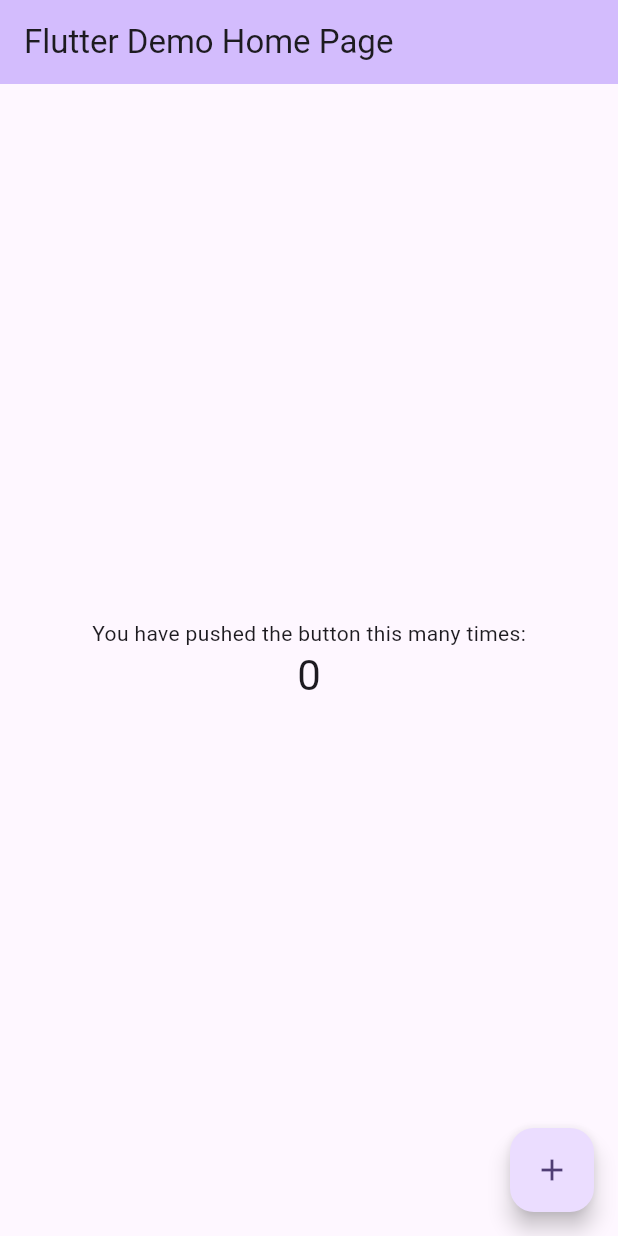
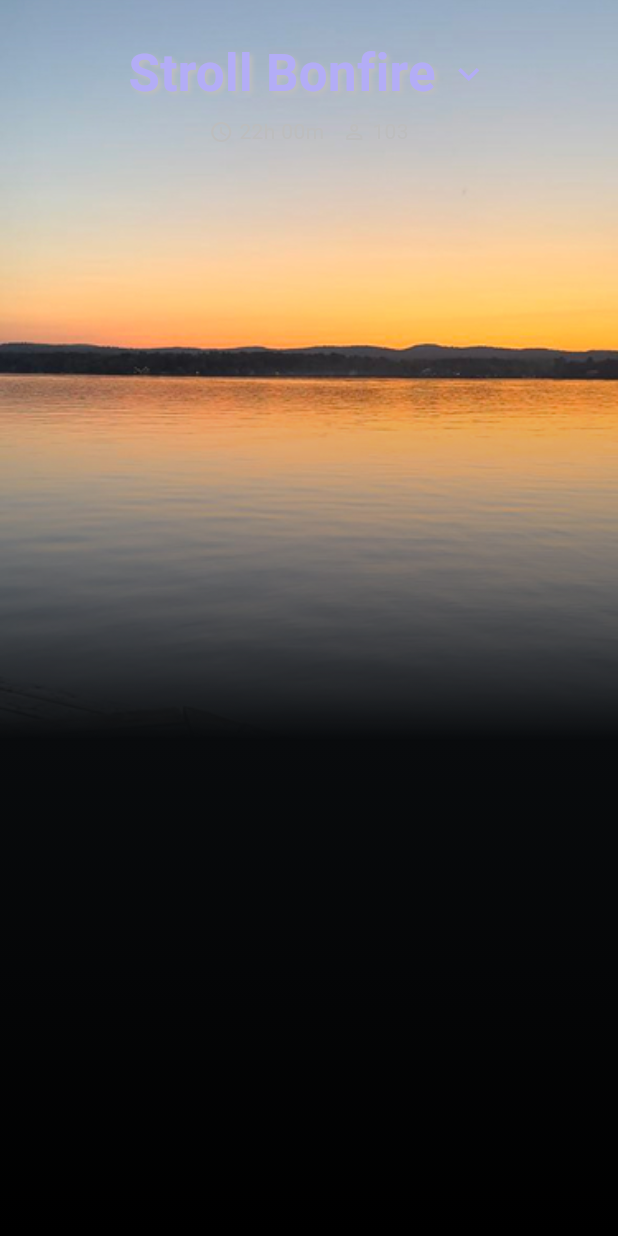
Before and after one commit to divinechy/Flutter-Stroll-App, a Flutter app: the screen it shows after launch, on a phone screen of 412 x 824 dp. Run offline on Flutter 3.47's test engine with Material 3 defaults, Android fonts, the phone set to English and light mode, and no system bars; our stand-ins replace get.

Commit message:
Initiate GetX

```diff
--- /dev/null
+++ b/lib/app/modules/landing/landing_binding.dart
@@ -0,0 +1,9 @@
+import 'package:get/get.dart';
+import 'landing_controller.dart';
+
+class LandingBinding extends Bindings {
+  @override
+  void dependencies() {
+    Get.lazyPut<LandingController>(() => LandingController());
+  }
+}
--- /dev/null
+++ b/lib/app/modules/landing/landing_controller.dart
@@ -0,0 +1,9 @@
+import 'package:get/get.dart';
+
+class LandingController extends GetxController {
+  var selectedOption = ''.obs;
+
+  void selectOption(String option) {
+    selectedOption.value = option;
+  }
+}
--- /dev/null
+++ b/lib/app/modules/landing/landing_view.dart
@@ -0,0 +1,66 @@
+// ignore_for_file: deprecated_member_use
+
+import 'package:flutter/material.dart';
+import 'package:get/get.dart';
+import 'package:stroll_app/app/theme/images.dart';
+import 'package:stroll_app/app/widgets/header.dart';
+import 'landing_controller.dart';
+
+class LandingView extends GetView<LandingController> {
+  const LandingView({super.key});
+
+  @override
+  Widget build(BuildContext context) {
+    final media = MediaQuery.of(context).size;
+
+    return Scaffold(
+      backgroundColor: Colors.black,
+      body: Container(
+        width: double.infinity,
+        height: double.infinity,
+        decoration: const BoxDecoration(
+          gradient: LinearGradient(
+            begin: Alignment.topCenter,
+            end: Alignment.bottomCenter,
+            colors: [Colors.white, Color(0xFF090B0D), Color(0xFF000000)],
+            stops: [0.0, 0.6, 1.0],
+          ),
+        ),
+        child: Stack(
+          children: [
+            Positioned(
+              top: 0,
+              left: 0,
+              right: 0,
+              height: media.height * 0.60,
+              child: ShaderMask(
+                shaderCallback: (Rect bounds) {
+                  return const LinearGradient(
+                    begin: Alignment.topCenter,
+                    end: Alignment.bottomCenter,
+                    colors: [Colors.black, Colors.transparent],
+                    stops: [0.5, 1.0], // Start fading from halfway
+                  ).createShader(bounds);
+                },
+                blendMode: BlendMode.dstIn, // Keeps image, applies transparency
+                child: Image.asset(background, fit: BoxFit.cover),
+              ),
+            ),
+
+            SafeArea(
+              child: Column(
+                children: [
+                  //StatusBarWidget(),
+                  SizedBox(height: media.height * 0.03),
+                  Header(),
+                  Spacer(),
+                  //ContentSectionWidget(controller: controller),
+                ],
+              ),
+            ),
+          ],
+        ),
+      ),
+    );
+  }
+}
--- /dev/null
+++ b/lib/app/routes/pages.dart
@@ -0,0 +1,19 @@
+import 'package:get/get.dart';
+import 'package:stroll_app/app/modules/landing/landing_binding.dart';
+import 'package:stroll_app/app/modules/landing/landing_view.dart';
+
+part 'routes.dart';
+
+class Pages {
+  Pages._();
+
+  static const initial = Routes.landing;
+
+  static final routes = [
+    GetPage(
+      name: Routes.landing,
+      page: () => LandingView(),
+      binding: LandingBinding(),
+    ),
+  ];
+}
--- /dev/null
+++ b/lib/app/routes/routes.dart
@@ -0,0 +1,6 @@
+part of 'pages.dart';
+
+abstract class Routes {
+  Routes._();
+  static const landing = '/landing';
+}
--- /dev/null
+++ b/lib/app/theme/images.dart
@@ -0,0 +1,4 @@
+// ignore_for_file: constant_identifier_names
+
+const String path = 'lib/app/assets/images/';
+const String background = '${path}background.jpg';
--- /dev/null
+++ b/lib/app/theme/svgs.dart
@@ -0,0 +1,7 @@
+// ignore_for_file: constant_identifier_names
+
+const String path = 'lib/app/assets/icons/';
+const String chat_svg = '${path}chat.svg';
+const String fire_svg = '${path}fire.svg';
+const String cards_svg = '${path}cards.svg';
+const String user_svg = '${path}user.svg';
--- /dev/null
+++ b/lib/app/widgets/header.dart
@@ -0,0 +1,65 @@
+// ignore_for_file: deprecated_member_use
+
+import 'package:flutter/material.dart';
+
+class Header extends StatelessWidget {
+  const Header({super.key});
+
+  @override
+  Widget build(BuildContext context) {
+    return Column(
+      crossAxisAlignment: CrossAxisAlignment.center,
+      children: [
+        Row(
+          mainAxisSize: MainAxisSize.min,
+          children: [
+            Text(
+              'Stroll Bonfire',
+              style: TextStyle(
+                fontSize: 34,
+                fontWeight: FontWeight.w700,
+                color: Color(0xFFB3ADF6),
+                shadows: [
+                  Shadow(
+                    offset: Offset(2.0, 2.0),
+                    blurRadius: 4.0,
+                    color: Color(0xFFBEBEBE),
+                  ),
+                ],
+              ),
+            ),
+            SizedBox(width: 8),
+            Icon(Icons.keyboard_arrow_down, color: Color(0xFFB3ADF6), size: 28),
+          ],
+        ),
+        SizedBox(height: 4),
+        Row(
+          mainAxisAlignment: MainAxisAlignment.center,
+          children: [
+            Icon(Icons.schedule, color: Colors.grey[400], size: 16),
+            SizedBox(width: 4),
+            Text(
+              '22h 00m',
+              style: TextStyle(
+                fontSize: 14,
+                color: Colors.grey[400],
+                fontWeight: FontWeight.w400,
+              ),
+            ),
+            SizedBox(width: 12),
+            Icon(Icons.person_outline, color: Colors.grey[400], size: 16),
+            SizedBox(width: 4),
+            Text(
+              '103',
+              style: TextStyle(
+                fontSize: 14,
+                color: Colors.grey[400],
+                fontWeight: FontWeight.w400,
+              ),
+            ),
+          ],
+        ),
+      ],
+    );
+  }
+}
--- a/lib/main.dart
+++ b/lib/main.dart
@@ -1,122 +1,18 @@
 import 'package:flutter/material.dart';
+import 'package:get/get.dart';
+import 'package:stroll_app/app/routes/pages.dart';
+import 'package:stroll_app/root_bindings.dart';
 
 void main() {
-  runApp(const MyApp());
+  runApp(
+    GetMaterialApp(
+      debugShowCheckedModeBanner: false,
+      initialRoute: Routes.landing,
+      themeMode: ThemeMode.dark,
+      title: 'Stroll App',
+      smartManagement: SmartManagement.onlyBuilder,
+      getPages: Pages.routes,
+      initialBinding: RootBindings()
+    ),
+  );
 }
-
-class MyApp extends StatelessWidget {
-  const MyApp({super.key});
-
-  // This widget is the root of your application.
-  @override
-  Widget build(BuildContext context) {
-    return MaterialApp(
-      title: 'Flutter Demo',
-      theme: ThemeData(
-        // This is the theme of your application.
-        //
-        // TRY THIS: Try running your application with "flutter run". You'll see
-        // the application has a purple toolbar. Then, without quitting the app,
-        // try changing the seedColor in the colorScheme below to Colors.green
-        // and then invoke "hot reload" (save your changes or press the "hot
-        // reload" button in a Flutter-supported IDE, or press "r" if you used
-        // the command line to start the app).
-        //
-        // Notice that the counter didn't reset back to zero; the application
-        // state is not lost during the reload. To reset the state, use hot
-        // restart instead.
-        //
-        // This works for code too, not just values: Most code changes can be
-        // tested with just a hot reload.
-        colorScheme: ColorScheme.fromSeed(seedColor: Colors.deepPurple),
-      ),
-      home: const MyHomePage(title: 'Flutter Demo Home Page'),
-    );
-  }
-}
-
-class MyHomePage extends StatefulWidget {
-  const MyHomePage({super.key, required this.title});
-
-  // This widget is the home page of your application. It is stateful, meaning
-  // that it has a State object (defined below) that contains fields that affect
-  // how it looks.
-
-  // This class is the configuration for the state. It holds the values (in this
-  // case the title) provided by the parent (in this case the App widget) and
-  // used by the build method of the State. Fields in a Widget subclass are
-  // always marked "final".
-
-  final String title;
-
-  @override
-  State<MyHomePage> createState() => _MyHomePageState();
-}
-
-class _MyHomePageState extends State<MyHomePage> {
-  int _counter = 0;
-
-  void _incrementCounter() {
-    setState(() {
-      // This call to setState tells the Flutter framework that something has
-      // changed in this State, which causes it to rerun the build method below
-      // so that the display can reflect the updated values. If we changed
-      // _counter without calling setState(), then the build method would not be
-      // called again, and so nothing would appear to happen.
-      _counter++;
-    });
-  }
-
-  @override
-  Widget build(BuildContext context) {
-    // This method is rerun every time setState is called, for instance as done
-    // by the _incrementCounter method above.
-    //
-    // The Flutter framework has been optimized to make rerunning build methods
-    // fast, so that you can just rebuild anything that needs updating rather
-    // than having to individually change instances of widgets.
-    return Scaffold(
-      appBar: AppBar(
-        // TRY THIS: Try changing the color here to a specific color (to
-        // Colors.amber, perhaps?) and trigger a hot reload to see the AppBar
-        // change color while the other colors stay the same.
-        backgroundColor: Theme.of(context).colorScheme.inversePrimary,
-        // Here we take the value from the MyHomePage object that was created by
-        // the App.build method, and use it to set our appbar title.
-        title: Text(widget.title),
-      ),
-      body: Center(
-        // Center is a layout widget. It takes a single child and positions it
-        // in the middle of the parent.
-        child: Column(
-          // Column is also a layout widget. It takes a list of children and
-          // arranges them vertically. By default, it sizes itself to fit its
-          // children horizontally, and tries to be as tall as its parent.
-          //
-          // Column has various properties to control how it sizes itself and
-          // how it positions its children. Here we use mainAxisAlignment to
-          // center the children vertically; the main axis here is the vertical
-          // axis because Columns are vertical (the cross axis would be
-          // horizontal).
-          //
-          // TRY THIS: Invoke "debug painting" (choose the "Toggle Debug Paint"
-          // action in the IDE, or press "p" in the console), to see the
-          // wireframe for each widget.
-          mainAxisAlignment: MainAxisAlignment.center,
-          children: <Widget>[
-            const Text('You have pushed the button this many times:'),
-            Text(
-              '$_counter',
-              style: Theme.of(context).textTheme.headlineMedium,
-            ),
-          ],
-        ),
-      ),
-      floatingActionButton: FloatingActionButton(
-        onPressed: _incrementCounter,
-        tooltip: 'Increment',
-        child: const Icon(Icons.add),
-      ), // This trailing comma makes auto-formatting nicer for build methods.
-    );
-  }
-}
--- /dev/null
+++ b/lib/root_bindings.dart
@@ -0,0 +1,8 @@
+import 'package:get/get.dart';
+
+class RootBindings extends Bindings {
+  @override
+  void dependencies() {
+
+  }
+}
```
Also changed, not shown: pubspec.yaml (+14 -0 lines), lib/app/assets/fonts/Proxima-Nova-Bold.otf (added), lib/app/assets/icons/cards.svg (added), lib/app/assets/icons/chat.svg (added), lib/app/assets/icons/fire.svg (added), lib/app/assets/icons/user.svg (added), lib/app/assets/images/background.jpg (added), lib/app/theme/app_theme.dart (added), pubspec.lock, 1 other file.
